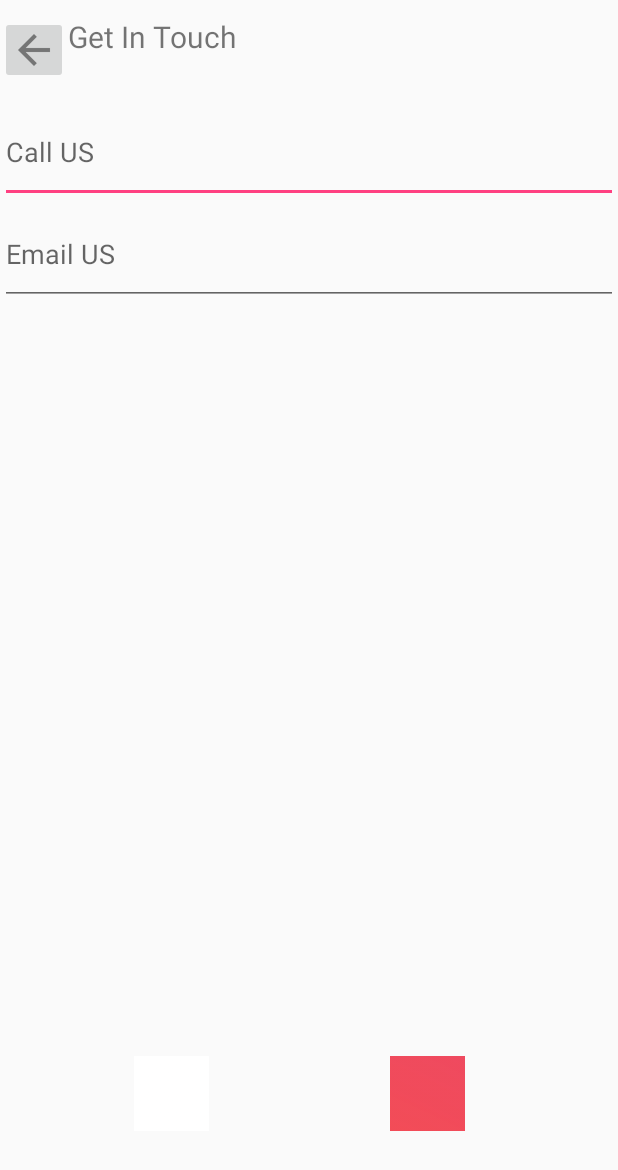
After one commit to GVZ7/MYProject, an Android app: the layout activity_get_in_touch.xml on its own in the app's theme, with its tools: preview values and no code run, on a phone screen of 412 x 824 dp. The commit adds this screen. Shown: the top 1170 px of the screen. Run offline under Robolectric (Android 15) with nearby library versions, the phone set to English and light mode, and no system bars.

Commit message:
activity_get_in_touch n activity_setting not yet compelete

```diff
--- /dev/null
+++ b/app/src/main/res/layout/activity_get_in_touch.xml
@@ -0,0 +1,80 @@
+<?xml version="1.0" encoding="utf-8"?>
+<LinearLayout xmlns:android="http://schemas.android.com/apk/res/android"
+    android:orientation="vertical" android:layout_width="match_parent"
+    android:layout_height="match_parent">
+
+    <!--head-->
+    <LinearLayout
+        android:layout_width="match_parent"
+        android:layout_height="67dp"
+        android:orientation="horizontal">
+
+
+        <ImageButton
+            android:layout_width="45dp"
+            android:layout_height="45dp"
+            android:src="@drawable/ic_back"
+            android:layout_gravity="center"
+            />
+
+        <TextView
+            android:layout_width="120dp"
+            android:layout_height="45dp"
+            android:text="Get In Touch"
+            android:textSize="20dp"
+            android:layout_gravity="center"/>
+
+
+    </LinearLayout>
+
+    <!--body-->
+    <LinearLayout
+        android:layout_width="match_parent"
+        android:layout_height="match_parent"
+        android:orientation="vertical">
+
+        <EditText
+            android:layout_width="match_parent"
+            android:layout_height="68dp"
+            android:hint="@string/call_us"/>
+        <EditText
+            android:layout_width="match_parent"
+            android:layout_height="68dp"
+            android:hint="@string/email_us"/>
+
+
+        <!--imagebutton-->
+        <RelativeLayout
+            android:layout_width="match_parent"
+            android:layout_height="match_parent">
+
+            <ImageButton
+                android:id="@+id/fb"
+                android:layout_width="50dp"
+                android:layout_height="50dp"
+                android:layout_alignParentBottom="true"
+                android:layout_alignParentStart="true"
+                android:layout_marginBottom="70dp"
+                android:layout_marginStart="89dp"
+                android:src="@drawable/facebook"
+                android:layout_alignParentLeft="true"
+                android:layout_marginLeft="89dp" />
+
+            <ImageButton
+                android:layout_width="50dp"
+                android:layout_height="50dp"
+                android:layout_alignParentEnd="true"
+                android:layout_alignTop="@+id/fb"
+                android:layout_marginEnd="102dp"
+                android:src="@drawable/insta"
+                android:layout_alignParentRight="true"
+                android:layout_marginRight="102dp" />
+
+
+        </RelativeLayout>
+
+
+    </LinearLayout>
+
+
+</LinearLayout>
--- a/app/src/main/res/values/strings.xml
+++ b/app/src/main/res/values/strings.xml
@@ -2,4 +2,7 @@
     <string name="app_name">MYProject</string>
     <string name="rate_now">Rate Now</string>
     <string name="feedback">Feed Back</string>
+    <string name="call_us">Call US</string>
+    <string name="email_us">Email US</string>
+
 </resources>
```
Also changed, not shown: app/src/main/res/layout/activity_setting.xml (added, +60 -0 lines), app/src/main/res/drawable-hdpi/ic_back.png (added), app/src/main/res/drawable-mdpi/ic_back.png (added), app/src/main/res/drawable-v24/facebook.png (added), app/src/main/res/drawable-v24/insta.png (added), app/src/main/res/drawable-xhdpi/ic_back.png (added), app/src/main/res/drawable-xxhdpi/ic_back.png (added).
